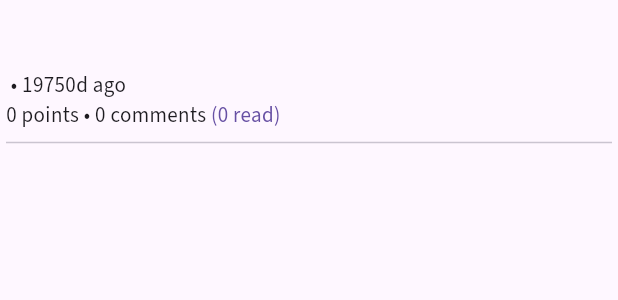
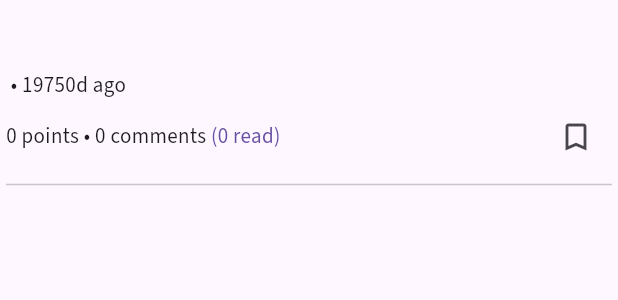
Before and after one commit to layandreas/hackerfluff, a Flutter app: the StoryView widget shown alone on an empty page, opened directly with empty values, on a phone screen of 412 x 824 dp. Shown: the top 300 px of the screen. Run offline on Flutter 3.47's test engine with Material 3 defaults, Android fonts, the phone set to English and light mode, and no system bars; our stand-ins replace flutter_riverpod, flutter_widget_from_html, freezed_annotation, riverpod_annotation, sqflite, visibility_detector; accounts and stored records are empty; generated files the repository leaves out were written again; network calls fail.

Commit message:
Added bookmarks table+button

```diff
--- a/lib/src/feed/story_view.dart
+++ b/lib/src/feed/story_view.dart
@@ -75,6 +75,9 @@ class StoryView extends ConsumerWidget {
                     fontSize: MediaQuery.of(context)
                         .textScaler
                         .scale(DefaultTextStyle.of(context).style.fontSize!)))),
+        Row(
+          mainAxisAlignment: MainAxisAlignment.spaceBetween,
+          children: [
             RichText(
                 text: TextSpan(
                     text:
@@ -85,12 +88,20 @@ class StoryView extends ConsumerWidget {
                           style: DefaultTextStyle.of(context).style.copyWith(
                               color: Theme.of(context).colorScheme.primary,
                               fontSize: MediaQuery.of(context).textScaler.scale(
-                              DefaultTextStyle.of(context).style.fontSize!)))
+                                  DefaultTextStyle.of(context)
+                                      .style
+                                      .fontSize!)))
                     ],
                     style: DefaultTextStyle.of(context).style.copyWith(
-                    fontSize: MediaQuery.of(context)
-                        .textScaler
-                        .scale(DefaultTextStyle.of(context).style.fontSize!)))),
+                        fontSize: MediaQuery.of(context).textScaler.scale(
+                            DefaultTextStyle.of(context).style.fontSize!)))),
+            IconButton(
+                onPressed: () => (),
+                icon: const Icon(
+                  Icons.bookmark_outline,
+                ))
+          ],
+        ),
         const Divider()
       ]),
     );
--- a/lib/src/storage/db_provider.dart
+++ b/lib/src/storage/db_provider.dart
@@ -23,6 +23,8 @@ Future<Database> database(DatabaseRef ref) async {
         'create table if not exists comments (id integer primary key, story_id integer, comment_was_seen integer)');
     await db.execute(
         'create table if not exists settings (setting_name text primary key, settings_json string)');
+    await db.execute(
+        'create table if not exists bookmarks (id integer primary key, insert_time timestamp default current_timestamp)');
   });
 
   return db;
```
Lines whose indentation alone changed are shown as unchanged.
